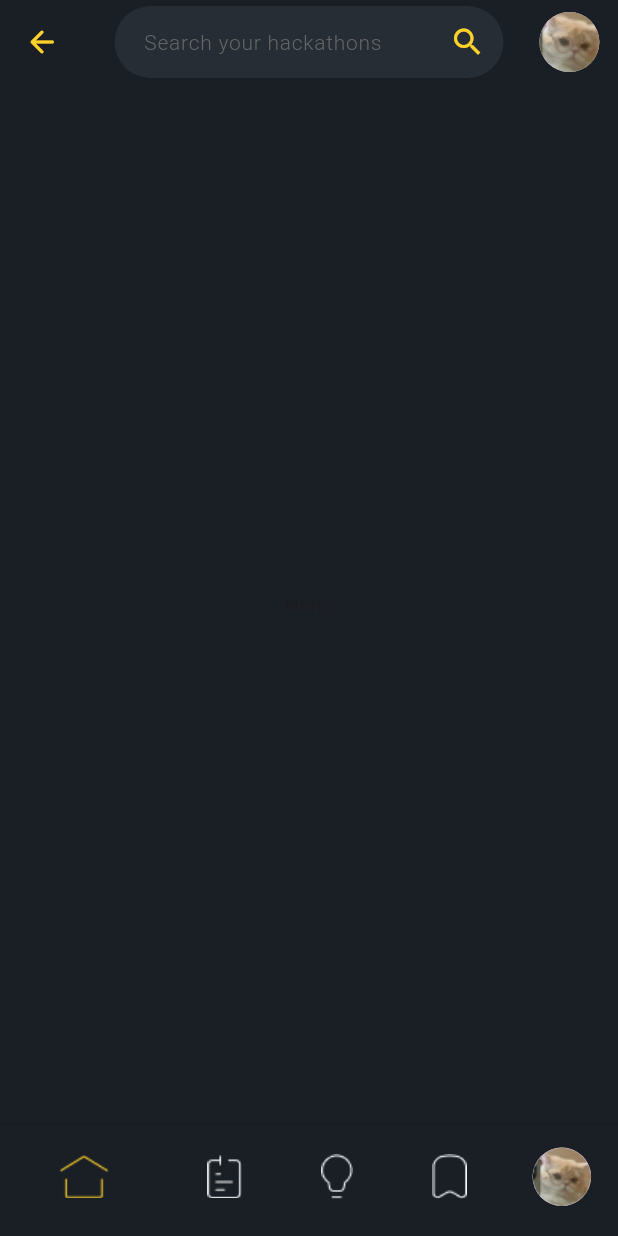
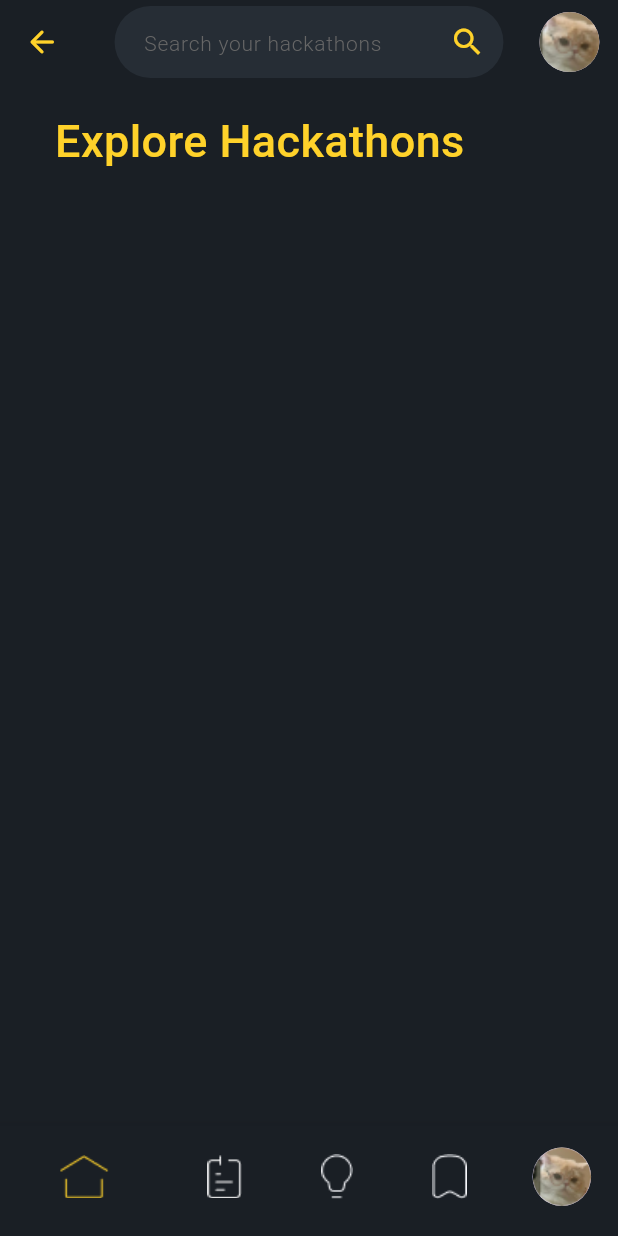
Before and after one commit to TeeWrath/NoteX, a Flutter app: the HomeScreen screen opened by its route, after a tap on "Hackathons", on a phone screen of 412 x 824 dp. Run offline on Flutter 3.47's test engine with Material 3 defaults, Android fonts, the phone set to English and light mode, and no system bars; drawn by our look-alikes of flutter_platform_widgets; our stand-ins replace file_picker, flutter_screenutil, get_it, go_router, google_fonts, image_picker.

Commit message:
hackathons page minor changes

```diff
--- a/lib/core/routes/app_route_const.dart
+++ b/lib/core/routes/app_route_const.dart
@@ -1,8 +1,8 @@
 class Routes {
   static const String splashScreen = '/splash';
   static const String enterDetails = '/enter-details';
-  static const String homeScreen = '/';
-  static const String hackathons = '/hackathons';
+  static const String homeScreen = '/home';
+  static const String hackathons = '/';
 }
 
 class RouteName {
--- a/lib/core/widgets/common_scaffold.dart
+++ b/lib/core/widgets/common_scaffold.dart
@@ -11,10 +11,12 @@ class CommonScaffold extends StatelessWidget {
       {super.key,
       required this.enableAppBar,
       required this.body,
-      this.suffixIcon = Icons.search_outlined});
+      this.suffixIcon = Icons.search_outlined,
+      this.searchHintText});
   final bool enableAppBar;
   final Widget body;
   final IconData suffixIcon;
+  final String? searchHintText;
 
   @override
   Widget build(BuildContext context) {
@@ -38,7 +40,7 @@ class CommonScaffold extends StatelessWidget {
                       enableAppBar ? suffixIcon : null,
                       color: AppTheme.dark().colorScheme.secondary,
                     ),
-                    hintText: 'Search your hackathons',
+                    hintText: searchHintText ?? 'Search your hackathons',
                   ),
                   centerTitle: true,
                   actions: [
--- a/lib/core/widgets/text_fields/search_text_field.dart
+++ b/lib/core/widgets/text_fields/search_text_field.dart
@@ -4,7 +4,8 @@ import 'package:notex/core/theme/app_theme.dart';
 import 'package:notex/core/theme/colors.dart';
 
 class SearchTextField extends StatelessWidget {
-  const SearchTextField({super.key,required this.hintText ,required this.suffixWidget});
+  const SearchTextField(
+      {super.key, required this.hintText, required this.suffixWidget});
   final Widget suffixWidget;
   final String hintText;
 
@@ -16,12 +17,19 @@ class SearchTextField extends StatelessWidget {
           borderRadius: BorderRadius.circular(50.r)),
       child: TextField(
         textAlignVertical: TextAlignVertical.center,
+        style: AppTheme.dark()
+            .textTheme
+            .titleSmall!
+            .copyWith(color: Colors.white, fontWeight: FontWeight.w200),
         decoration: InputDecoration(
-          suffixIcon: IconButton(
-              onPressed: () {},
-              icon: suffixWidget),
+          // fillColor: Colors.white,
+          suffixIcon: IconButton(onPressed: () {}, icon: suffixWidget),
           contentPadding: EdgeInsets.symmetric(horizontal: 40.w),
           border: InputBorder.none,
+          labelStyle: AppTheme.dark()
+              .textTheme
+              .titleMedium!
+              .copyWith(color: Colors.white),
           hintStyle: AppTheme.dark()
               .textTheme
               .bodyLarge!
--- a/lib/screens/hackathons/hackathons.dart
+++ b/lib/screens/hackathons/hackathons.dart
@@ -1,4 +1,6 @@
 import 'package:flutter/material.dart';
+import 'package:flutter_screenutil/flutter_screenutil.dart';
+import 'package:notex/core/theme/app_theme.dart';
 import 'package:notex/core/widgets/common_scaffold.dart';
 
 class HackathonsScreen extends StatelessWidget {
@@ -6,10 +8,27 @@ class HackathonsScreen extends StatelessWidget {
 
   @override
   Widget build(BuildContext context) {
-    return const CommonScaffold(
+    return CommonScaffold(
       enableAppBar: true,
-      body: Center(
-        child: Text('Hello'),
+      body: SingleChildScrollView(
+        child: Column(
+          children: [
+            SizedBox(
+              height: 8.h,
+            ),
+            Padding(
+              padding: EdgeInsets.only(left: 75.w),
+              child: Text(
+                'Explore Hackathons',
+                style: AppTheme.dark()
+                    .textTheme
+                    .titleLarge!
+                    .copyWith(color: AppTheme.dark().colorScheme.secondary),
+              ),
+            ),
+
+          ],
+        ),
       ),
     );
   }
```
